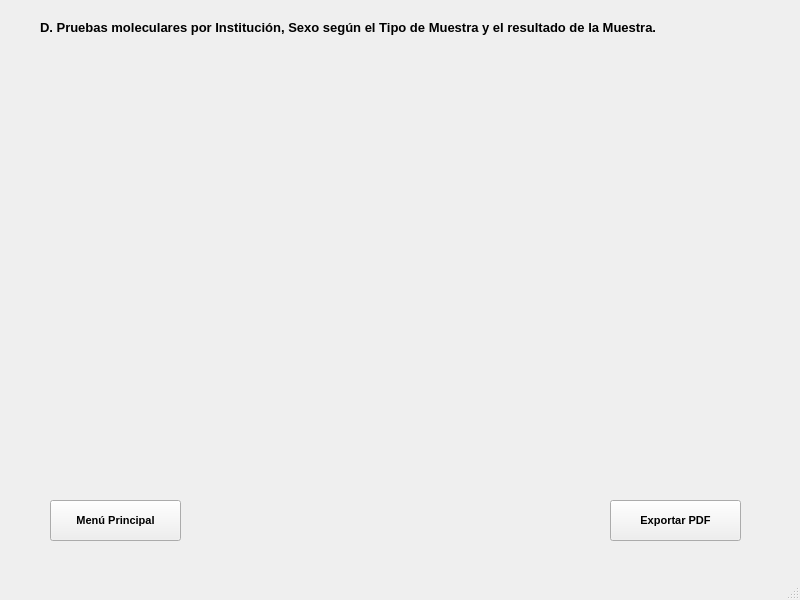
Mario-Chura/TO_Tabajo_Final_Grupo6_Tema2, file estadistica4.ui: the form before one commit.
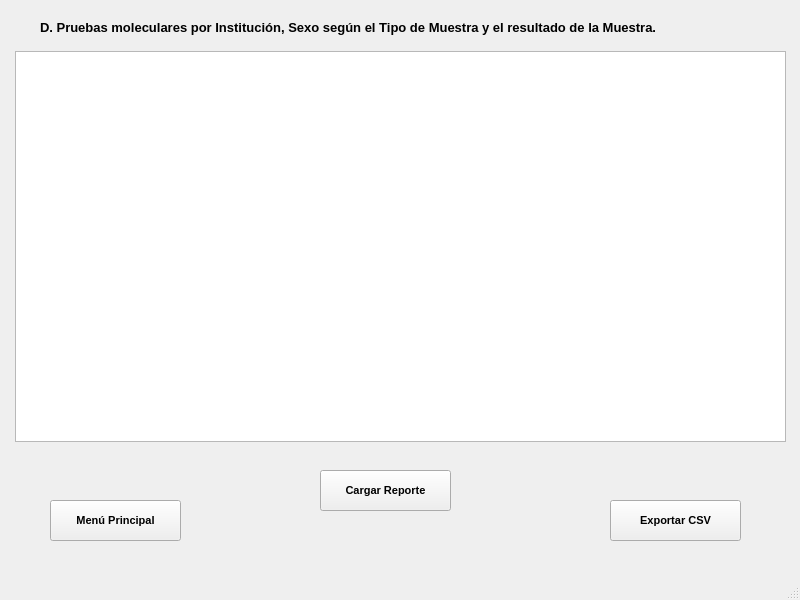
The form after the commit.

Patch:
```diff
--- a/estadistica4.ui
+++ b/estadistica4.ui
@@ -49,7 +49,7 @@
      </font>
     </property>
     <property name="text">
-     <string>Exportar PDF</string>
+     <string>Exportar CSV</string>
     </property>
    </widget>
    <widget class="QLabel" name="titulo">
@@ -65,6 +65,35 @@
      <string>&lt;html&gt;&lt;head/&gt;&lt;body&gt;&lt;p&gt;&lt;span style=&quot; font-size:10pt; font-weight:700;&quot;&gt;D. Pruebas moleculares por Institución, Sexo según el Tipo de Muestra y el resultado de la Muestra.&lt;/span&gt;&lt;/p&gt;&lt;/body&gt;&lt;/html&gt;</string>
     </property>
    </widget>
+   <widget class="QTableWidget" name="tabla">
+    <property name="geometry">
+     <rect>
+      <x>15</x>
+      <y>51</y>
+      <width>771</width>
+      <height>391</height>
+     </rect>
+    </property>
+   </widget>
+   <widget class="QPushButton" name="carga">
+    <property name="geometry">
+     <rect>
+      <x>320</x>
+      <y>470</y>
+      <width>131</width>
+      <height>41</height>
+     </rect>
+    </property>
+    <property name="font">
+     <font>
+      <pointsize>8</pointsize>
+      <bold>true</bold>
+     </font>
+    </property>
+    <property name="text">
+     <string>Cargar Reporte</string>
+    </property>
+   </widget>
   </widget>
   <widget class="QMenuBar" name="menubar">
    <property name="geometry">
```
Left out of the diff: 2 changed lines with no effect on the pictures.
